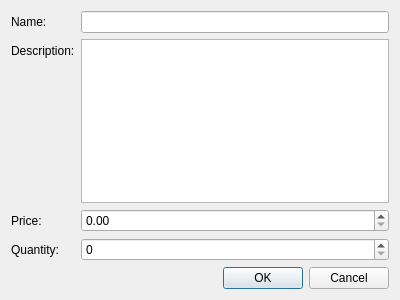
Old version of the form productdialog.ui in the repository NoureddineDRIOUECH/POS.
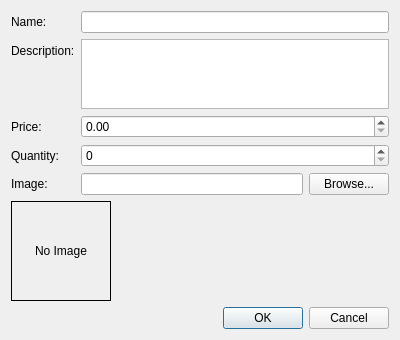
New version of the form.

Commit message: feat: add images to products

Diff of the .ui file:
```diff
--- a/productdialog.ui
+++ b/productdialog.ui
@@ -56,6 +56,52 @@
      <item row="3" column="1">
       <widget class="QSpinBox" name="quantitySpinBox"/>
      </item>
+     <item row="4" column="0">
+      <widget class="QLabel" name="imageLabel">
+       <property name="text">
+        <string>Image:</string>
+       </property>
+      </widget>
+     </item>
+     <item row="4" column="1">
+      <layout class="QHBoxLayout" name="imageLayout">
+       <item>
+        <widget class="QLineEdit" name="imagePathEdit"/>
+       </item>
+       <item>
+        <widget class="QPushButton" name="browseImageButton">
+         <property name="text">
+          <string>Browse...</string>
+         </property>
+        </widget>
+       </item>
+      </layout>
+     </item>
+     <item row="5" column="0" colspan="2">
+      <widget class="QLabel" name="imagePreviewLabel">
+       <property name="minimumSize">
+        <size>
+         <width>100</width>
+         <height>100</height>
+        </size>
+       </property>
+       <property name="maximumSize">
+        <size>
+         <width>100</width>
+         <height>100</height>
+        </size>
+       </property>
+       <property name="frameShape">
+        <enum>QFrame::Box</enum>
+       </property>
+       <property name="text">
+        <string>No Image</string>
+       </property>
+       <property name="alignment">
+        <set>Qt::AlignCenter</set>
+       </property>
+      </widget>
+     </item>
     </layout>
    </item>
    <item>
```
The commit also changes 13 other files.
